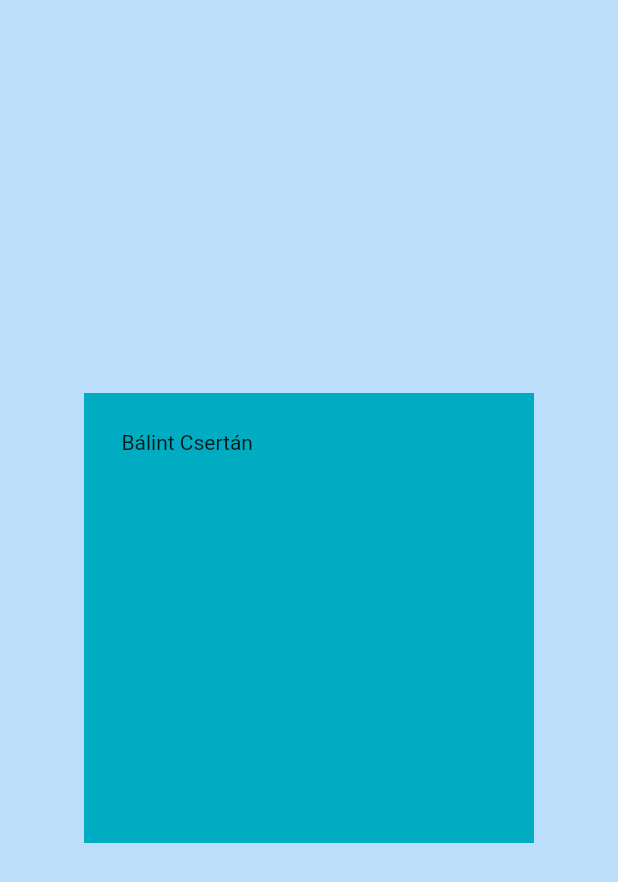
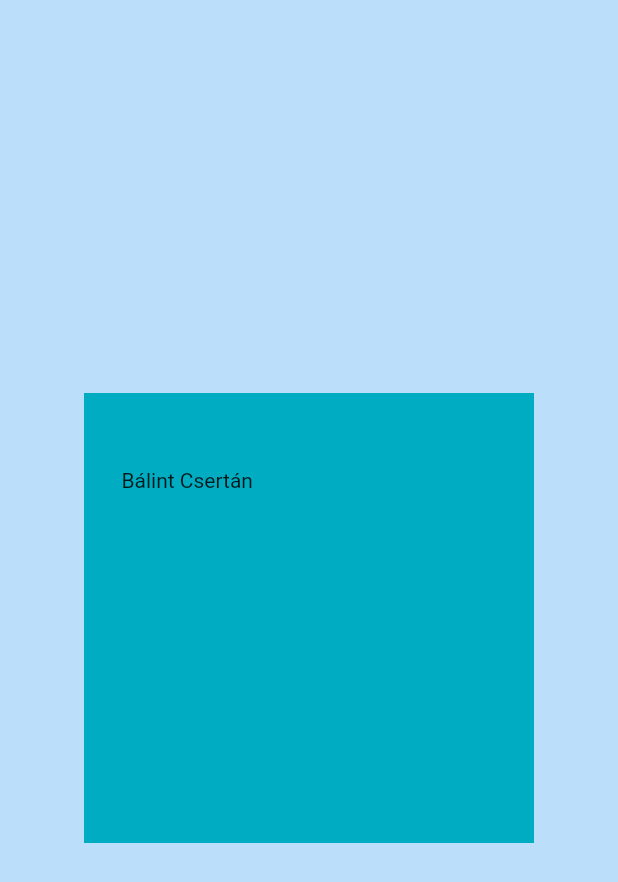
Before and after one commit to Balint90/basic_widgets, a Flutter app: the screen it shows after launch, on a phone screen of 412 x 824 dp. Shown: the top 882 px of the screen. Run offline on Flutter 3.47's test engine with Material 2 defaults, Android fonts, the phone set to English and light mode, and no system bars.

Commit message:
Symmetric Padding

```diff
--- a/lib/main.dart
+++ b/lib/main.dart
@@ -18,7 +18,7 @@ class MyApp extends StatelessWidget {
             height: 300,
             width: 300,
             color: Colors.cyan[600],
-            padding: EdgeInsets.all(25),
+            padding: EdgeInsets.symmetric(horizontal: 25, vertical: 50),
             child: Text("Bálint Csertán"),
           ),
         ),
```
